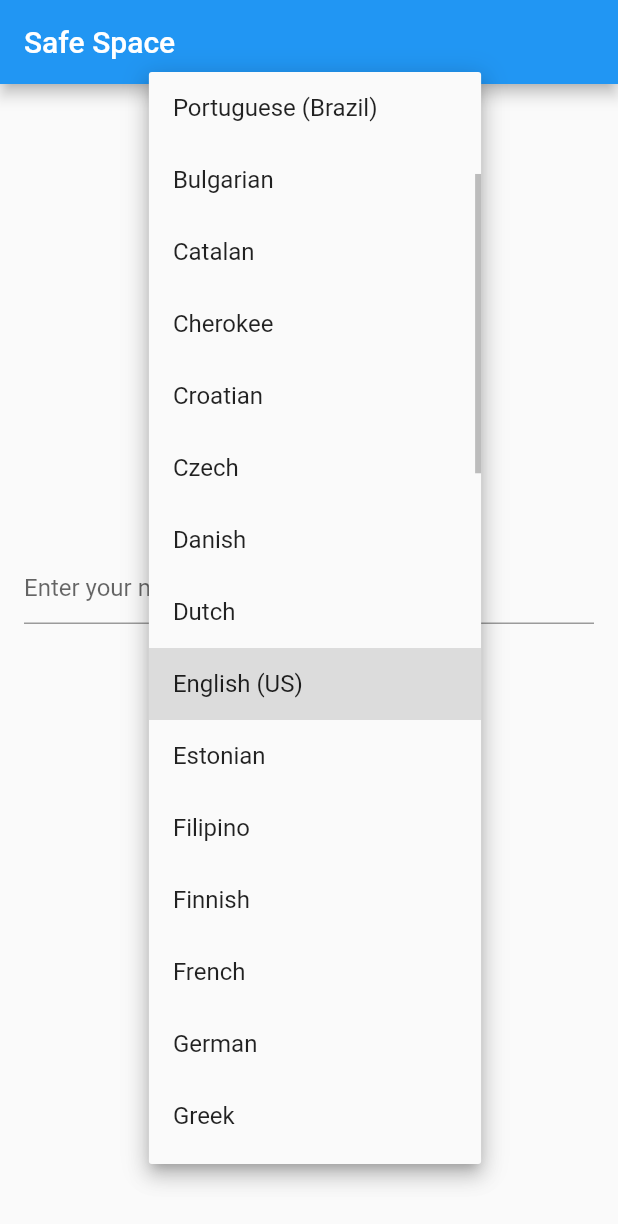
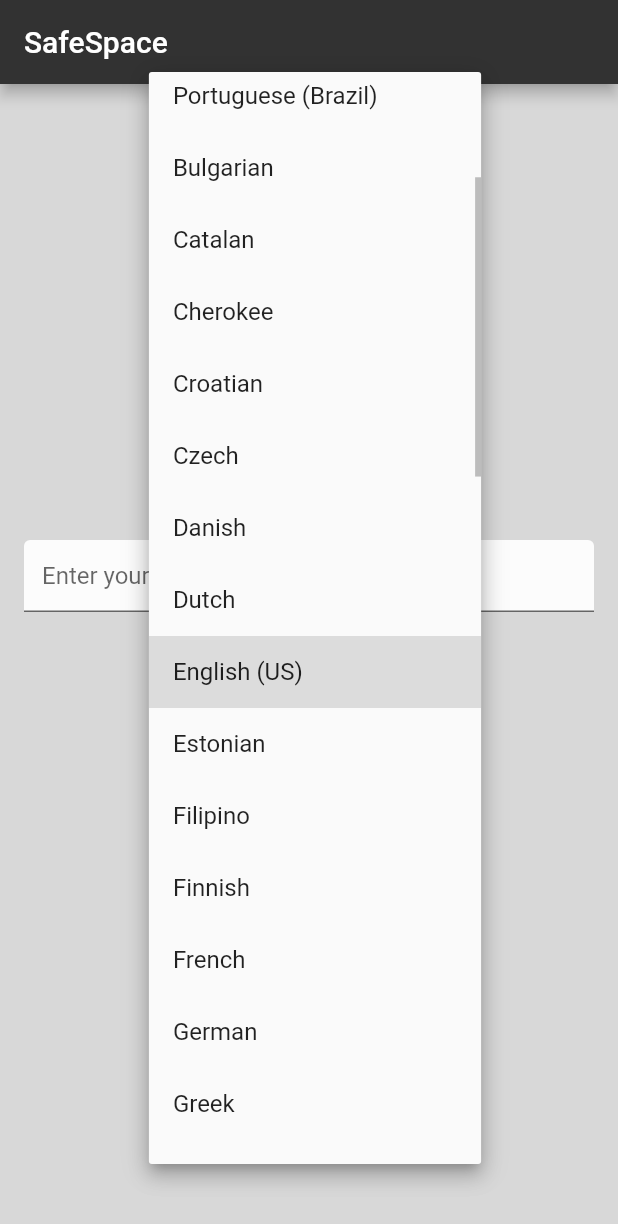
Before and after one commit to rohitNair21/outreachAppFInal, a Flutter app: the screen it shows after launch, after a tap on "English (US)", on a phone screen of 412 x 824 dp. Shown: the top 1224 px of the screen. Run offline on Flutter 3.47's test engine with Material 2 defaults, Android fonts, the light colour scheme and no system bars; our stand-ins replace cloud_firestore, firebase_core, html_unescape; accounts and stored records are empty; network calls fail.

Commit message:
Started global translation, new image icons.

```diff
--- a/lib/NamePage.dart
+++ b/lib/NamePage.dart
@@ -1,5 +1,6 @@
 import 'package:flutter/material.dart';
 import 'ChatPage.dart';
+import 'TranslationAPI.dart';
 
 class NamePage extends StatefulWidget {
   const NamePage({Key? key}) : super(key: key);
@@ -68,13 +69,40 @@ class _NamePageState extends State<NamePage> {
     {"name": "Ukrainian", "code": "uk"},
     {"name": "Vietnamese", "code": "vi"}
   ];
+  String _enterChatLabel = 'Enter Chat';
+
+  Future<void> _translateEnterChatLabel() async {
+    try {
+      final translatedLabel =
+          await TranslationAPI.translate(_enterChatLabel, _selectedLanguage!);
+      setState(() {
+        _enterChatLabel = translatedLabel;
+      });
+    } catch (e) {
+      print('Error translating label: $e');
+    }
+  }
+
+  @override
+  void initState() {
+    super.initState();
+    _translateEnterChatLabel();
+  }
+
+  @override
+  void didUpdateWidget(covariant NamePage oldWidget) {
+    super.didUpdateWidget(oldWidget);
+    _translateEnterChatLabel();
+  }
 
   @override
   Widget build(BuildContext context) {
     return Scaffold(
       appBar: AppBar(
-        title: Text('Safe Space'),
+        title: Text('SafeSpace'),
+        backgroundColor: Color(0xFF323232),
       ),
+      backgroundColor: Color(0xFFD8D8D8),
       body: Column(
         mainAxisAlignment: MainAxisAlignment.center,
         children: <Widget>[
@@ -82,7 +110,15 @@ class _NamePageState extends State<NamePage> {
             padding: const EdgeInsets.all(16.0),
             child: TextField(
               controller: _textController,
-              decoration: InputDecoration(hintText: 'Enter your name'),
+              decoration: InputDecoration(
+                hintText: 'Enter your name',
+                fillColor: Color(0xFFFCFCFC),
+                filled: true,
+                labelStyle: TextStyle(
+                  fontFamily: 'Haboro',
+                  fontSize: 16,
+                ),
+              ),
             ),
           ),
           DropdownButton<String>(
@@ -91,6 +127,7 @@ class _NamePageState extends State<NamePage> {
               setState(() {
                 _selectedLanguage = newValue;
               });
+              _translateEnterChatLabel();
             },
             items: _languageList.map((Map<String, String> language) {
               return DropdownMenuItem<String>(
@@ -99,9 +136,12 @@ class _NamePageState extends State<NamePage> {
               );
             }).toList(),
           ),
+          SizedBox(height: 16),
           ElevatedButton(
-            child: Text('Enter Chat'),
-            onPressed: () {
+            child: Text(_enterChatLabel),
+            onPressed: _textController.text.isEmpty
+                ? null
+                : () {
                     Navigator.push(
                       context,
                       MaterialPageRoute(
@@ -112,6 +152,9 @@ class _NamePageState extends State<NamePage> {
                       ),
                     );
                   },
+            style: ElevatedButton.styleFrom(
+              primary: Color(0xFF141414),
+            ),
           ),
         ],
       ),
--- a/lib/main.dart
+++ b/lib/main.dart
@@ -1,3 +1,5 @@
+import 'dart:async';
+
 import 'package:flutter/material.dart';
 import 'package:firebase_core/firebase_core.dart';
 import 'package:cloud_firestore/cloud_firestore.dart';
@@ -14,8 +16,28 @@ class MyApp extends StatelessWidget {
   @override
   Widget build(BuildContext context) {
     return MaterialApp(
-      title: 'My App',
-      home: NamePage(),
+      title: 'SafeSpace',
+      home: SplashScreen(),
     );
   }
 }
+
+class SplashScreen extends StatelessWidget {
+  @override
+  Widget build(BuildContext context) {
+    Timer(Duration(seconds: 5), () {
+      Navigator.of(context).pushReplacement(
+        MaterialPageRoute(builder: (context) => NamePage()),
+      );
+    });
+    return Scaffold(
+      body: Center(
+        child: Image(
+          image: AssetImage('assets/logoFull.png'),
+          width: 200.0,
+          height: 200.0,
+        ),
+      ),
+    );
+  }
+}
```
Also changed, not shown: lib/ChatPage.dart (+84 -7 lines), pubspec.yaml (+17 -12 lines), assets/logo.png (added), assets/logoFull.png (added), fonts/haboro-soft-ext-demi.ttf (added), 51 other files. Lines whose indentation alone changed are shown as unchanged.
